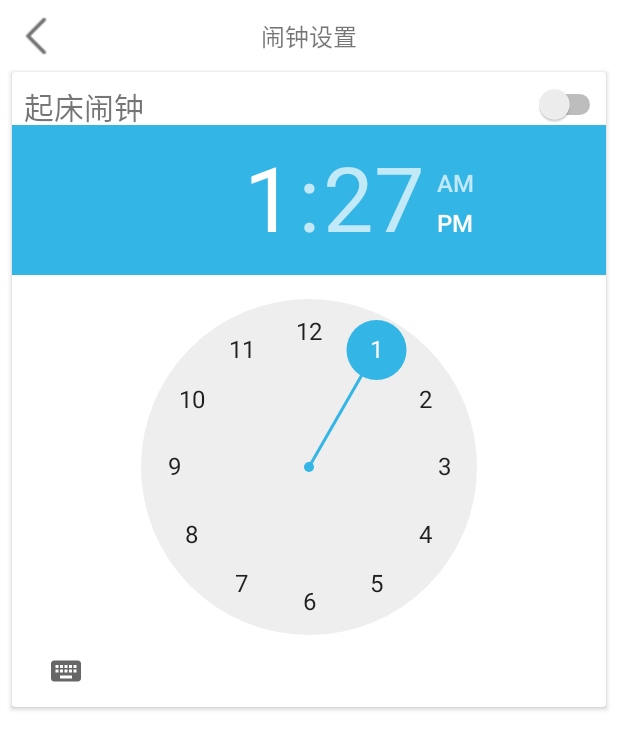
After one commit to yotta15/sleep-partner, an Android app: the layout alarm_set.xml on its own in the app's theme, with its tools: preview values and no code run, on a phone screen of 412 x 824 dp. The commit adds this screen. Shown: the top 749 px of the screen. Run offline under Robolectric (Android 15) with nearby library versions, the phone set to English and light mode, and no system bars.

Commit message:
alarm UI and service

```diff
--- a/app/build.gradle
+++ b/app/build.gradle
@@ -50,5 +50,6 @@ dependencies {
     //添加bottomDaiglog 的依赖
     implementation 'com.android.support:design:26.1.0'
     implementation 'com.android.support:appcompat-v7:26.1.0'
+
     implementation 'com.githang:status-bar-compat:latest.integration'
 }
--- /dev/null
+++ b/app/src/main/res/layout/alarm_set.xml
@@ -0,0 +1,88 @@
+<?xml version="1.0" encoding="utf-8"?>
+<LinearLayout xmlns:android="http://schemas.android.com/apk/res/android"
+    xmlns:app="http://schemas.android.com/apk/res-auto"
+    android:layout_width="match_parent"
+    android:layout_height="match_parent"
+    android:background="@color/white"
+    android:orientation="vertical">
+
+
+
+        <RelativeLayout
+            android:layout_marginTop="@dimen/dp_8"
+            android:layout_width="match_parent"
+            android:layout_height="wrap_content"
+            android:orientation="horizontal">
+
+            <ImageView
+                android:id="@+id/iv_return"
+                android:layout_width="wrap_content"
+                android:layout_height="wrap_content"
+                android:layout_marginStart="@dimen/dp_8"
+                android:background="@drawable/arrow_left"
+                />
+
+            <TextView
+                android:layout_width="wrap_content"
+                android:layout_height="wrap_content"
+                android:layout_centerInParent="true"
+                android:layout_gravity="center"
+                android:text="闹钟设置"
+                android:textSize="@dimen/nomal_text_size"/>
+        </RelativeLayout>
+
+
+    <android.support.v7.widget.CardView
+        android:id="@+id/cv_clockcard"
+        android:layout_width="match_parent"
+        android:layout_height="wrap_content"
+        android:layout_marginLeft="@dimen/dp_8"
+        android:layout_marginRight="@dimen/dp_8"
+
+        android:layout_marginTop="@dimen/dp_8">
+
+        <RelativeLayout
+            android:id="@+id/rl_1"
+            android:layout_width="match_parent"
+            android:layout_height="wrap_content">
+
+            <TextView
+                android:layout_width="wrap_content"
+                android:layout_height="wrap_content"
+                android:paddingLeft="@dimen/dp_8"
+                android:paddingTop="@dimen/dp_8"
+                android:text="起床闹钟"
+                android:textSize="@dimen/large_text_size" />
+
+            <Switch
+                android:id="@+id/of_switch"
+                android:layout_width="wrap_content"
+                android:layout_height="wrap_content"
+                android:layout_alignParentRight="true"
+                android:checked="false"
+                android:paddingTop="@dimen/dp_8"
+                android:textSize="@dimen/large_text_size"
+                android:shadowColor="@color/holo_blue_light"
+
+                />
+
+            <!--<TextView-->
+            <!--android:layout_width="wrap_content"-->
+            <!--android:layout_height="wrap_content"-->
+            <!--android:layout_below="@id/of_switch"-->
+            <!--android:text="时间" />-->
+
+            <TimePicker
+                android:id="@+id/tp_clock"
+                android:layout_width="wrap_content"
+                android:layout_height="wrap_content"
+                android:layout_below="@id/of_switch"
+                android:headerBackground="@color/holo_blue_light"
+                android:numbersSelectorColor="@color/holo_blue_light">
+
+            </TimePicker>
+
+        </RelativeLayout>
+    </android.support.v7.widget.CardView>
+
+</LinearLayout>
--- a/app/src/main/res/layout/dialog_bottom_age.xml
+++ b/app/src/main/res/layout/dialog_bottom_age.xml
@@ -2,7 +2,8 @@
 <android.support.v4.widget.NestedScrollView xmlns:android="http://schemas.android.com/apk/res/android"
     xmlns:tools="http://schemas.android.com/tools"
     android:layout_width="match_parent"
-    android:layout_height="match_parent">
+    android:layout_height="match_parent"
+    android:background="@color/white">
 
     <LinearLayout
         android:layout_width="match_parent"
--- a/app/src/main/res/layout/dialog_bottom_height.xml
+++ b/app/src/main/res/layout/dialog_bottom_height.xml
@@ -2,7 +2,8 @@
 <android.support.v4.widget.NestedScrollView xmlns:android="http://schemas.android.com/apk/res/android"
     xmlns:tools="http://schemas.android.com/tools"
     android:layout_width="match_parent"
-    android:layout_height="match_parent">
+    android:layout_height="match_parent"
+    android:background="@color/white">
 
     <LinearLayout
         android:layout_width="match_parent"
--- a/app/src/main/res/layout/dialog_bottom_weight.xml
+++ b/app/src/main/res/layout/dialog_bottom_weight.xml
@@ -2,7 +2,8 @@
 <android.support.v4.widget.NestedScrollView xmlns:android="http://schemas.android.com/apk/res/android"
     xmlns:tools="http://schemas.android.com/tools"
     android:layout_width="match_parent"
-    android:layout_height="match_parent">
+    android:layout_height="match_parent"
+    android:background="@color/white">
 
     <LinearLayout
         android:layout_width="match_parent"
--- a/app/src/main/res/values/styles.xml
+++ b/app/src/main/res/values/styles.xml
@@ -5,7 +5,7 @@
         <!-- Customize your theme here. -->
         <item name="colorPrimary">@color/colorPrimary</item>
         <item name="colorPrimaryDark">@color/colorPrimaryDark</item>
-        <item name="colorAccent">@color/colorAccent</item>
+        <item name="colorAccent">@color/colorPrimary</item>
         <item name="drawerArrowStyle">@style/AppTheme.DrawerArrowToggle</item>
     </style>
     <style name="AppTheme.DrawerArrowToggle" parent="Base.Widget.AppCompat.DrawerArrowToggle">
```
Also changed, not shown: app/src/main/AndroidManifest.xml (+21 -3 lines), app/src/main/java/com/example/gzy/test3/activity/AlarmActivity.java (added, +91 -0 lines), app/src/main/java/com/example/gzy/test3/broadcastReceiver/AlarmReceiver.java (added, +50 -0 lines), app/src/main/java/com/example/gzy/test3/service/AlarmService.java (+50 -2 lines), app/src/main/res/drawable/arrow_below.png (added), app/src/main/res/drawable/arrow_left.png (added), app/src/main/res/drawable/message.png, app/src/main/res/drawable/receive_message.png.
